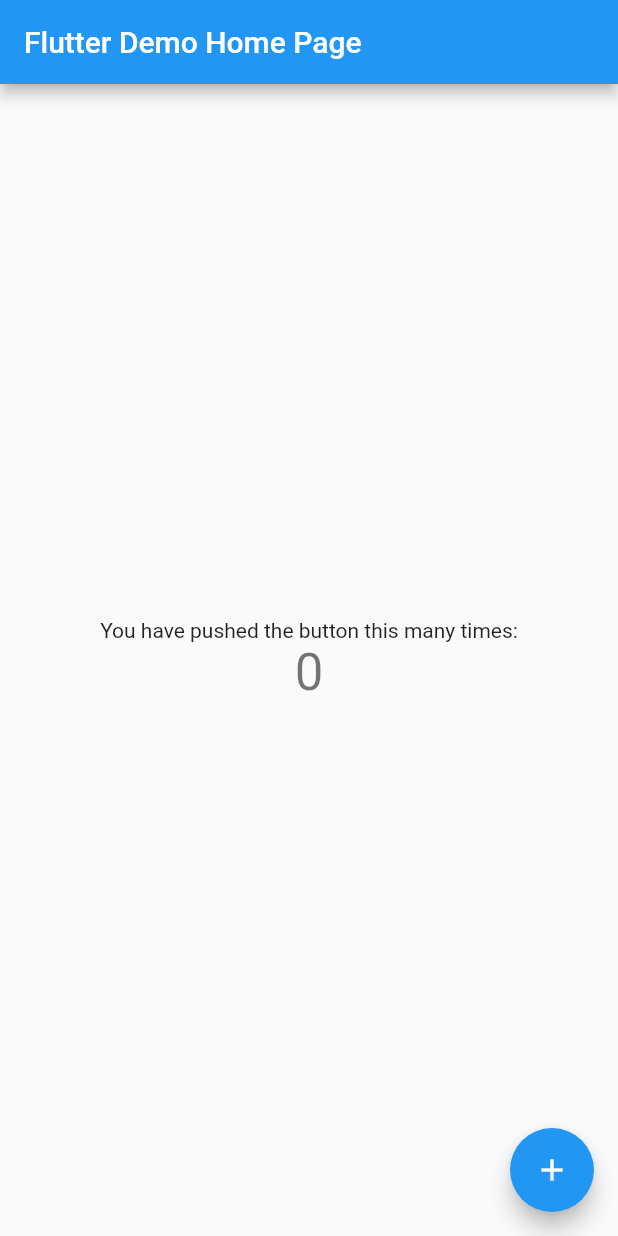
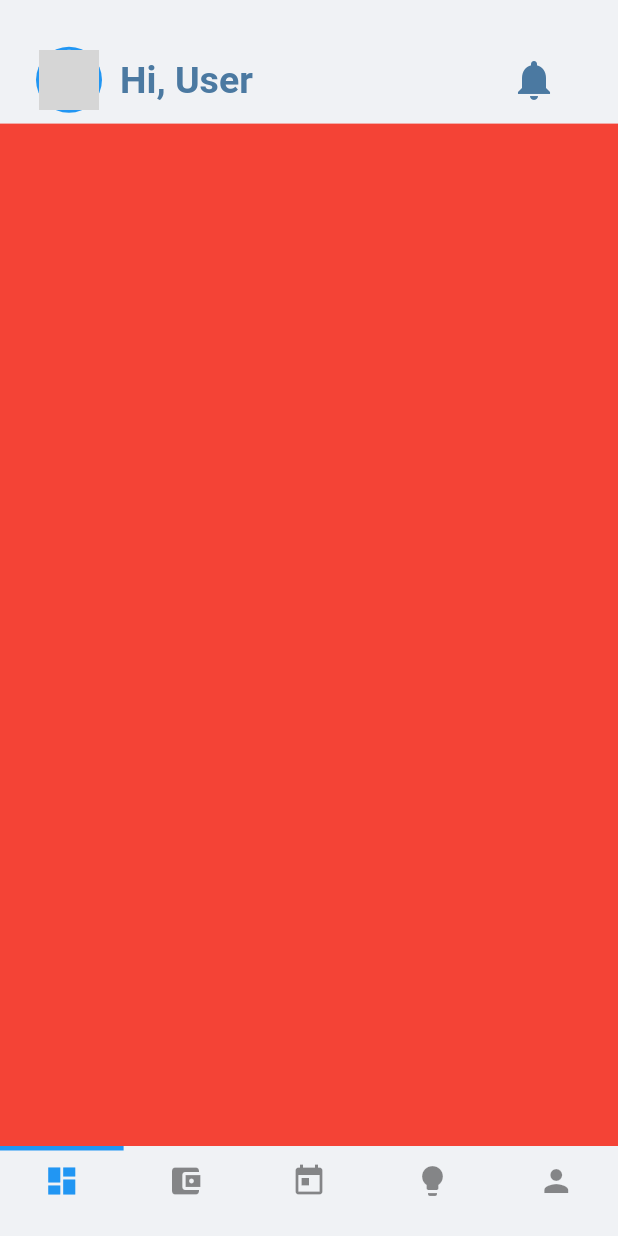
Before and after one commit to tawfiqjaffar/Diligent, a Flutter app: the screen it shows after launch, on a phone screen of 412 x 824 dp. Run offline on Flutter 3.47's test engine with Material 2 defaults, Android fonts, the phone set to English and light mode, and no system bars; our stand-ins replace cached_network_image; network calls fail; grey boxes are pictures that could not be loaded.

Commit message:
added home and dashboard

```diff
--- /dev/null
+++ b/lib/config/palette.dart
@@ -0,0 +1,6 @@
+import 'package:flutter/material.dart';
+
+class Palette {
+  static const Color scaffold = Color(0xFFF0F2F5);
+  static const Color primary = Color(0xFF4B79A1);
+}
--- a/lib/main.dart
+++ b/lib/main.dart
@@ -1,3 +1,5 @@
+import 'package:Diligent/config/palette.dart';
+import 'package:Diligent/screens/home.dart';
 import 'package:flutter/material.dart';
 
 void main() {
@@ -5,113 +7,16 @@ void main() {
 }
 
 class MyApp extends StatelessWidget {
-  // This widget is the root of your application.
   @override
   Widget build(BuildContext context) {
     return MaterialApp(
       title: 'Flutter Demo',
+      debugShowCheckedModeBanner: false,
       theme: ThemeData(
-        // This is the theme of your application.
-        //
-        // Try running your application with "flutter run". You'll see the
-        // application has a blue toolbar. Then, without quitting the app, try
-        // changing the primarySwatch below to Colors.green and then invoke
-        // "hot reload" (press "r" in the console where you ran "flutter run",
-        // or simply save your changes to "hot reload" in a Flutter IDE).
-        // Notice that the counter didn't reset back to zero; the application
-        // is not restarted.
-        primarySwatch: Colors.blue,
-        // This makes the visual density adapt to the platform that you run
-        // the app on. For desktop platforms, the controls will be smaller and
-        // closer together (more dense) than on mobile platforms.
-        visualDensity: VisualDensity.adaptivePlatformDensity,
-      ),
-      home: MyHomePage(title: 'Flutter Demo Home Page'),
+          primarySwatch: Colors.blue,
+          visualDensity: VisualDensity.adaptivePlatformDensity,
+          scaffoldBackgroundColor: Palette.scaffold),
+      home: HomeScreen(),
     );
   }
 }
-
-class MyHomePage extends StatefulWidget {
-  MyHomePage({Key key, this.title}) : super(key: key);
-
-  // This widget is the home page of your application. It is stateful, meaning
-  // that it has a State object (defined below) that contains fields that affect
-  // how it looks.
-
-  // This class is the configuration for the state. It holds the values (in this
-  // case the title) provided by the parent (in this case the App widget) and
-  // used by the build method of the State. Fields in a Widget subclass are
-  // always marked "final".
-
-  final String title;
-
-  @override
-  _MyHomePageState createState() => _MyHomePageState();
-}
-
-class _MyHomePageState extends State<MyHomePage> {
-  int _counter = 0;
-
-  void _incrementCounter() {
-    setState(() {
-      // This call to setState tells the Flutter framework that something has
-      // changed in this State, which causes it to rerun the build method below
-      // so that the display can reflect the updated values. If we changed
-      // _counter without calling setState(), then the build method would not be
-      // called again, and so nothing would appear to happen.
-      _counter++;
-    });
-  }
-
-  @override
-  Widget build(BuildContext context) {
-    // This method is rerun every time setState is called, for instance as done
-    // by the _incrementCounter method above.
-    //
-    // The Flutter framework has been optimized to make rerunning build methods
-    // fast, so that you can just rebuild anything that needs updating rather
-    // than having to individually change instances of widgets.
-    return Scaffold(
-      appBar: AppBar(
-        // Here we take the value from the MyHomePage object that was created by
-        // the App.build method, and use it to set our appbar title.
-        title: Text(widget.title),
-      ),
-      body: Center(
-        // Center is a layout widget. It takes a single child and positions it
-        // in the middle of the parent.
-        child: Column(
-          // Column is also a layout widget. It takes a list of children and
-          // arranges them vertically. By default, it sizes itself to fit its
-          // children horizontally, and tries to be as tall as its parent.
-          //
-          // Invoke "debug painting" (press "p" in the console, choose the
-          // "Toggle Debug Paint" action from the Flutter Inspector in Android
-          // Studio, or the "Toggle Debug Paint" command in Visual Studio Code)
-          // to see the wireframe for each widget.
-          //
-          // Column has various properties to control how it sizes itself and
-          // how it positions its children. Here we use mainAxisAlignment to
-          // center the children vertically; the main axis here is the vertical
-          // axis because Columns are vertical (the cross axis would be
-          // horizontal).
-          mainAxisAlignment: MainAxisAlignment.center,
-          children: <Widget>[
-            Text(
-              'You have pushed the button this many times:',
-            ),
-            Text(
-              '$_counter',
-              style: Theme.of(context).textTheme.headline4,
-            ),
-          ],
-        ),
-      ),
-      floatingActionButton: FloatingActionButton(
-        onPressed: _incrementCounter,
-        tooltip: 'Increment',
-        child: Icon(Icons.add),
-      ), // This trailing comma makes auto-formatting nicer for build methods.
-    );
-  }
-}
--- /dev/null
+++ b/lib/screens/dashboard.dart
@@ -0,0 +1,29 @@
+import 'package:Diligent/config/palette.dart';
+import 'package:Diligent/widgets/widgets.dart';
+import 'package:flutter/material.dart';
+
+class Dashboard extends StatelessWidget {
+  @override
+  Widget build(BuildContext context) {
+    final double screenHeight = MediaQuery.of(context).size.height;
+    return CustomScrollView(
+      slivers: [
+        SliverAppBar(
+          brightness: Brightness.light,
+          expandedHeight: screenHeight / 10,
+          backgroundColor: Colors.transparent,
+          floating: true,
+          flexibleSpace: CustomAppBar(
+            imgUrl:
+                "https://www.gravatar.com/avatar/867e47ad7bfdfa41da4db0b662b1b212?s=328&d=identicon&r=PG",
+          ),
+        ),
+        SliverToBoxAdapter(
+            child: Container(
+          height: screenHeight * .9,
+          color: Colors.red,
+        ))
+      ],
+    );
+  }
+}
--- /dev/null
+++ b/lib/screens/home.dart
@@ -0,0 +1,66 @@
+import 'package:Diligent/screens/screens.dart';
+import 'package:Diligent/widgets/widgets.dart';
+import 'package:flutter/material.dart';
+
+class HomeScreen extends StatefulWidget {
+  @override
+  _HomeScreenState createState() => _HomeScreenState();
+}
+
+class _HomeScreenState extends State<HomeScreen> {
+  final List<Widget> _screens = [
+    Dashboard(),
+    Scaffold(
+      body: Container(
+        color: Colors.purple,
+      ),
+    ),
+    Scaffold(
+      body: Container(
+        color: Colors.blue,
+      ),
+    ),
+    Scaffold(
+      body: Container(
+        color: Colors.green,
+      ),
+    ),
+    Scaffold(
+      body: Container(
+        color: Colors.orange,
+      ),
+    ),
+  ];
+
+  final List<IconData> _icons = const [
+    Icons.dashboard,
+    Icons.account_balance_wallet,
+    Icons.today,
+    Icons.lightbulb,
+    Icons.person,
+  ];
+
+  int _selectedIndex = 0;
+
+  @override
+  Widget build(BuildContext context) {
+    final Size screenSize = MediaQuery.of(context).size;
+
+    return DefaultTabController(
+      length: _icons.length,
+      child: Scaffold(
+        body: IndexedStack(
+          index: _selectedIndex,
+          children: _screens,
+        ),
+        bottomNavigationBar: Container(
+          padding: const EdgeInsets.only(bottom: 12.0),
+          child: CustomTabBar(
+              icons: _icons,
+              selectedIndex: _selectedIndex,
+              onTap: (index) => setState(() => _selectedIndex = index)),
+        ),
+      ),
+    );
+  }
+}
--- /dev/null
+++ b/lib/screens/screens.dart
@@ -0,0 +1,2 @@
+export 'home.dart';
+export 'dashboard.dart';
--- /dev/null
+++ b/lib/widgets/custom_app_bar.dart
@@ -0,0 +1,50 @@
+import 'package:Diligent/config/palette.dart';
+import 'package:Diligent/widgets/profile_avatar.dart';
+import 'package:flutter/material.dart';
+
+class CustomAppBar extends StatelessWidget {
+  final String imgUrl;
+
+  const CustomAppBar({Key key, this.imgUrl = "default"}) : super(key: key);
+  @override
+  Widget build(BuildContext context) {
+    return Container(
+      padding: const EdgeInsets.fromLTRB(24.0, 24.0, 12.0, 0.0),
+      child: Column(
+        mainAxisAlignment: MainAxisAlignment.center,
+        children: [
+          Row(
+            children: [
+              ProfileAvatar(
+                imgUrl: this.imgUrl,
+              ),
+              const SizedBox(
+                width: 12.0,
+              ),
+              Expanded(
+                child: Text(
+                  "Hi, User",
+                  style: const TextStyle(
+                      color: Palette.primary,
+                      fontWeight: FontWeight.bold,
+                      fontSize: 25.0),
+                ),
+              ),
+              MaterialButton(
+                onPressed: () {},
+                // color: Colors.blue,
+                textColor: Palette.primary,
+                child: Icon(
+                  Icons.notifications,
+                  size: 32,
+                ),
+                padding: EdgeInsets.all(8),
+                shape: CircleBorder(),
+              )
+            ],
+          )
+        ],
+      ),
+    );
+  }
+}
--- /dev/null
+++ b/lib/widgets/custom_tab_bar.dart
@@ -0,0 +1,42 @@
+import 'package:flutter/material.dart';
+
+class CustomTabBar extends StatelessWidget {
+  final List<IconData> icons;
+  final int selectedIndex;
+  final Function(int) onTap;
+
+  const CustomTabBar({
+    Key key,
+    @required this.icons,
+    @required this.selectedIndex,
+    @required this.onTap,
+  }) : super(key: key);
+
+  @override
+  Widget build(BuildContext context) {
+    return TabBar(
+      indicatorPadding: EdgeInsets.zero,
+      indicator: BoxDecoration(
+        border: Border(
+          top: BorderSide(
+            color: Colors.blue,
+            width: 3.0,
+          ),
+        ),
+      ),
+      tabs: icons
+          .asMap()
+          .map((i, e) => MapEntry(
+              i,
+              Tab(
+                icon: Icon(
+                  e,
+                  color: i == selectedIndex ? Colors.blue : Colors.black45,
+                ),
+              )))
+          .values
+          .toList(),
+      onTap: onTap,
+    );
+  }
+}
--- /dev/null
+++ b/lib/widgets/profile_avatar.dart
@@ -0,0 +1,32 @@
+import 'package:cached_network_image/cached_network_image.dart';
+import 'package:flutter/material.dart';
+
+class ProfileAvatar extends StatelessWidget {
+  final String imgUrl;
+
+  const ProfileAvatar({
+    Key key,
+    this.imgUrl = "default",
+  }) : super(key: key);
+
+  @override
+  Widget build(BuildContext context) {
+    return Stack(
+      children: [
+        CircleAvatar(
+          radius: 22.0,
+          backgroundColor: Colors.blue,
+          child: CircleAvatar(
+              radius: 20.0,
+              backgroundColor: Colors.grey[200],
+              backgroundImage: imgUrl == "default"
+                  ? CachedNetworkImageProvider(
+                      "https://iupac.org/wp-content/uploads/2018/05/default-avatar.png")
+                  : CachedNetworkImageProvider(
+                      imgUrl,
+                    )),
+        )
+      ],
+    );
+  }
+}
--- /dev/null
+++ b/lib/widgets/widgets.dart
@@ -0,0 +1,3 @@
+export 'custom_tab_bar.dart';
+export 'profile_avatar.dart';
+export 'custom_app_bar.dart';
```
Also changed, not shown: pubspec.yaml (+6 -3 lines), 6 other files.
